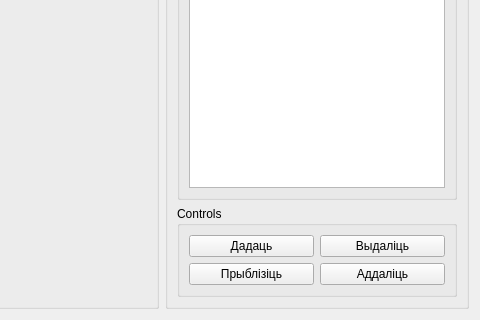
Old version of the form visualisationgraphform.ui in the repository 0mniCrow/SmartGraph; both pictures show x 785 to 1265 and y 303 to 623 of the 1265 by 623 pixel window.
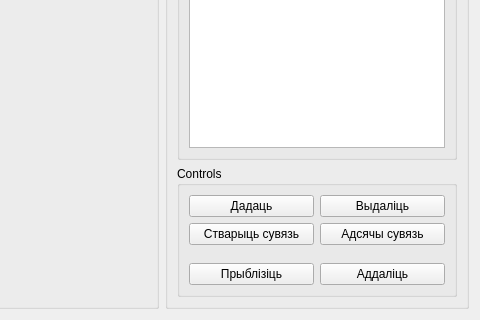
New version of the form.

Commit message: Modyfying edge functionality for visualisation.

Patch:
```diff
--- a/visualisationgraphform.ui
+++ b/visualisationgraphform.ui
@@ -65,6 +65,27 @@
              </item>
             </layout>
            </item>
+           <item>
+            <layout class="QHBoxLayout" name="horizontalLayout_4">
+             <property name="bottomMargin">
+              <number>12</number>
+             </property>
+             <item>
+              <widget class="QPushButton" name="button_AddEdge">
+               <property name="text">
+                <string>Стварыць сувязь</string>
+               </property>
+              </widget>
+             </item>
+             <item>
+              <widget class="QPushButton" name="button_removeEdge">
+               <property name="text">
+                <string>Адсячы сувязь</string>
+               </property>
+              </widget>
+             </item>
+            </layout>
+           </item>
            <item>
             <layout class="QHBoxLayout" name="horizontalLayout_3">
              <item>
```
The commit also changes 6 other files.
